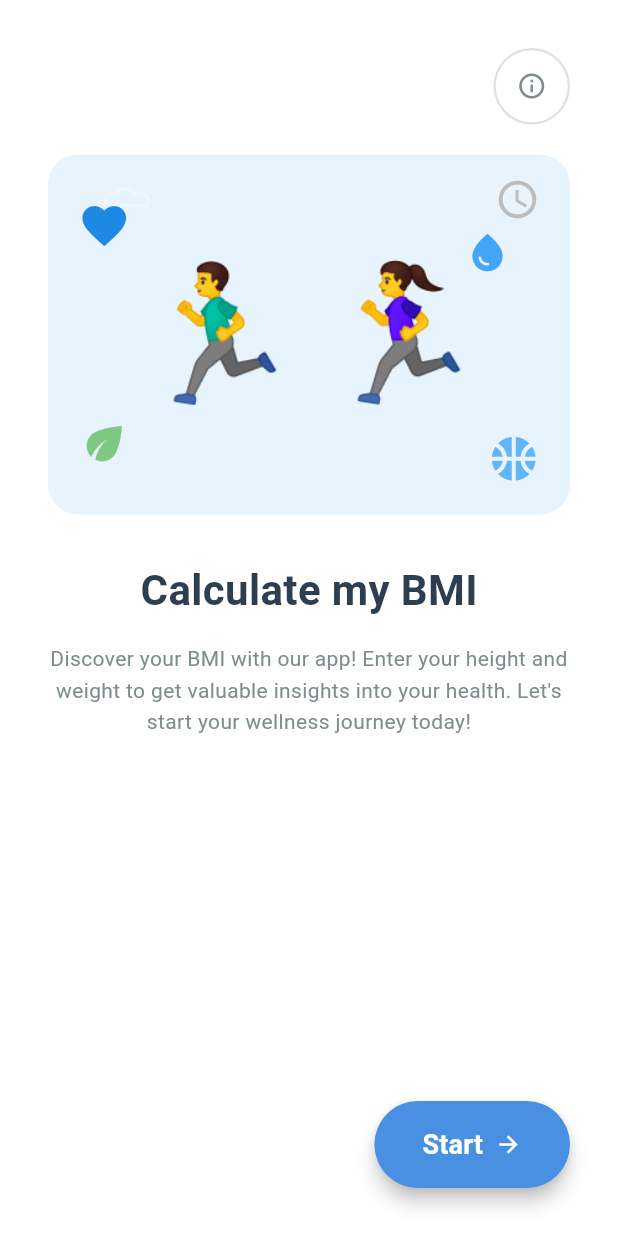
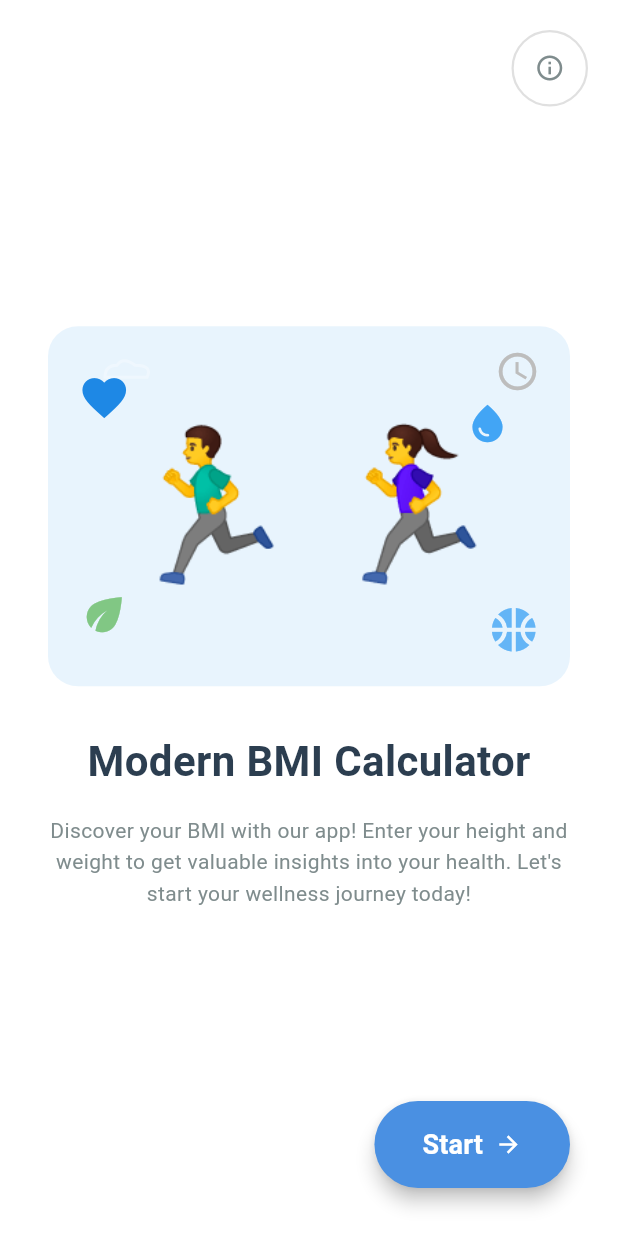
Before and after one commit to ElehGilbert/BMI-Calculator, a Flutter app: the screen it shows after launch, on a phone screen of 412 x 824 dp. Run offline on Flutter 3.47's test engine with Material 3 defaults, Android fonts, the phone set to English and light mode, and no system bars.

Commit message:
Refactor home screen layout to use Stack for improved positioning and responsiveness

```diff
--- a/lib/Pages/home.dart
+++ b/lib/Pages/home.dart
@@ -16,14 +16,12 @@ class Home extends StatelessWidget {
       // SafeArea ensures content doesn't overlap with system UI (notch, status bar)
       body: SafeArea(
         // Main content - full screen
-        child: Padding(
-          padding: const EdgeInsets.all(32.0),
-          child: Column(
-            mainAxisAlignment: MainAxisAlignment.center,
+        child: Stack(
           children: [
             // Info icon button in the top-right corner
-              Align(
-                alignment: Alignment.topRight,
+            Positioned(
+              top: 20,
+              right: 20,
               child: Container(
                 decoration: BoxDecoration(
                   border: Border.all(color: Colors.grey[300]!, width: 1.5),
@@ -42,8 +40,13 @@ class Home extends StatelessWidget {
               ),
             ),
 
-              const SizedBox(height: 20),
-
+            // Centered content
+            Center(
+              child: Padding(
+                padding: const EdgeInsets.symmetric(horizontal: 32.0),
+                child: Column(
+                  mainAxisSize: MainAxisSize.min,
+                  children: [
                     // Illustration area with decorative elements
                     Container(
                       height: 240,
@@ -95,12 +98,12 @@ class Home extends StatelessWidget {
                               children: [
                                 Text(
                                   '🏃‍♂️',
-                            style: TextStyle(fontSize: 90),
+                                  style: TextStyle(fontSize: 100),
                                 ),
                                 const SizedBox(width: 10),
                                 Text(
                                   '🏃‍♀️',
-                            style: TextStyle(fontSize: 90),
+                                  style: TextStyle(fontSize: 100),
                                 ),
                               ],
                             ),
@@ -113,7 +116,7 @@ class Home extends StatelessWidget {
 
                     // Main heading text
                     const Text(
-                'Calculate my BMI',
+                      'Modern BMI Calculator',
                       style: TextStyle(
                         fontSize: 28,
                         fontWeight: FontWeight.bold, // Makes text bold
@@ -133,12 +136,15 @@ class Home extends StatelessWidget {
                         height: 1.5, // Line height for better readability
                       ),
                     ),
+                  ],
+                ),
+              ),
+            ),
 
-              const Spacer(),
-
-              // Start button - navigates to the information screen
-              Align(
-                alignment: Alignment.bottomRight,
+            // Start button - positioned at bottom right
+            Positioned(
+              bottom: 32,
+              right: 32,
               child: ElevatedButton(
                 // onPressed defines what happens when button is tapped
                 onPressed: () {
@@ -180,7 +186,6 @@ class Home extends StatelessWidget {
               ),
             ),
           ],
-          ),
         ),
       ),
     );
```
Lines whose indentation alone changed are shown as unchanged.
